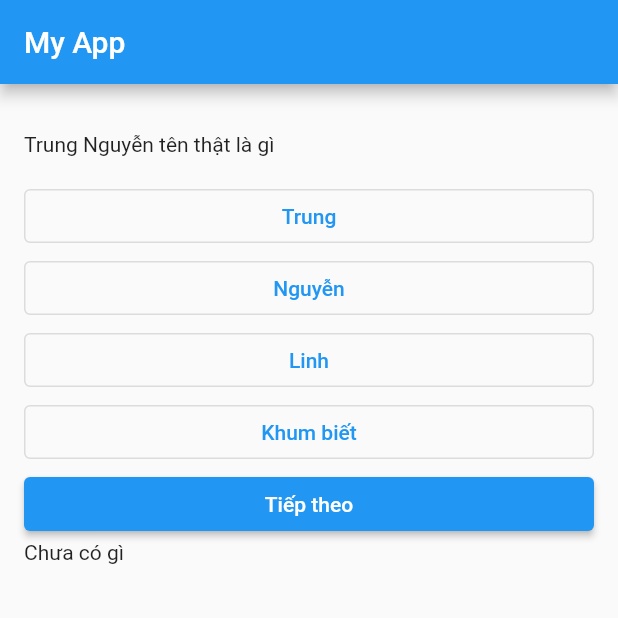
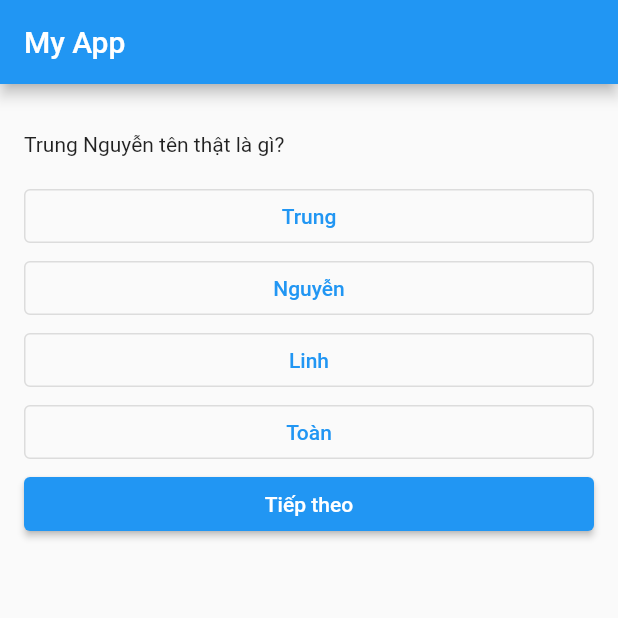
Before and after one commit to duyhq-zee/flutter_quiz_app, a Flutter app: the screen it shows after launch, on a phone screen of 412 x 824 dp, the top half of it. Run offline on Flutter 3.47's test engine with Material 2 defaults, Android fonts, the phone set to English and light mode, and no system bars.

```diff
--- /dev/null
+++ b/lib/question.dart
@@ -0,0 +1,7 @@
+class Question {
+  String content;
+  List<String> options;
+  int correctOption;
+
+  Question(this.content, this.options, this.correctOption);
+}
--- a/lib/quiz_screen.dart
+++ b/lib/quiz_screen.dart
@@ -1,4 +1,5 @@
 import 'package:flutter/material.dart';
+import 'package:flutter_quiz_app/question.dart';
 import 'package:flutter_quiz_app/result_screen.dart';
 
 class QuizScreen extends StatefulWidget {
@@ -10,7 +11,42 @@ class QuizScreen extends StatefulWidget {
 
 class _QuizScreenState extends State<QuizScreen> {
   int option = -1;
-  String result = 'Chưa có gì';
+  int points = 0;
+
+  int currentQuestionIndex = 0;
+
+  List<Question> questions = [
+    Question(
+      "Trung Nguyễn tên thật là gì?",
+      [
+        "Trung",
+        "Nguyễn",
+        "Linh",
+        "Toàn",
+      ],
+      2,
+    ),
+    Question(
+      "Hôm nay thứ mấy?",
+      [
+        "Thứ hai",
+        "Thứ ba",
+        "Chủ Nhật",
+        "Thứ bảy",
+      ],
+      3,
+    ),
+    Question(
+      "Ngày mai thứ mấy?",
+      [
+        "Chủ Nhật",
+        "Thứ 5",
+        "Thứ 4",
+        "Thứ bảy",
+      ],
+      0,
+    ),
+  ];
 
   @override
   Widget build(BuildContext context) {
@@ -27,9 +63,20 @@ class _QuizScreenState extends State<QuizScreen> {
             const SizedBox(
               height: 16,
             ),
-            Text("Trung Nguyễn tên thật là gì"),
+            Text(questions[currentQuestionIndex].content),
             const SizedBox(
               height: 16,
+            ),
+            OutlinedButton(
+              style: OutlinedButton.styleFrom(
+                backgroundColor: option == 0 ? Colors.blue[50] : null,
+              ),
+              onPressed: () {
+                setState(() {
+                  option = 0;
+                });
+              },
+              child: Text(questions[currentQuestionIndex].options[0]),
             ),
             OutlinedButton(
               style: OutlinedButton.styleFrom(
@@ -40,7 +87,7 @@ class _QuizScreenState extends State<QuizScreen> {
                   option = 1;
                 });
               },
-              child: Text("Trung"),
+              child: Text(questions[currentQuestionIndex].options[1]),
             ),
             OutlinedButton(
               style: OutlinedButton.styleFrom(
@@ -51,7 +98,7 @@ class _QuizScreenState extends State<QuizScreen> {
                   option = 2;
                 });
               },
-              child: Text("Nguyễn"),
+              child: Text(questions[currentQuestionIndex].options[2]),
             ),
             OutlinedButton(
               style: OutlinedButton.styleFrom(
@@ -62,36 +109,29 @@ class _QuizScreenState extends State<QuizScreen> {
                   option = 3;
                 });
               },
-              child: Text("Linh"),
-            ),
-            OutlinedButton(
-              style: OutlinedButton.styleFrom(
-                backgroundColor: option == 4 ? Colors.blue[50] : null,
-              ),
-              onPressed: () {
-                setState(() {
-                  option = 4;
-                });
-              },
-              child: Text("Khum biết"),
+              child: Text(questions[currentQuestionIndex].options[3]),
             ),
             ElevatedButton(
               onPressed: () {
-                if (option == 3) {
-                  result = 'Đúng rồi';
-                } else {
-                  result = 'Sai rồi';
+                if (questions[currentQuestionIndex].correctOption == option) {
+                  points += 1;
                 }
 
-                Navigator.of(context).push(
-                  MaterialPageRoute(
-                    builder: (context) => ResultScreen(result),
-                  ),
-                );
+                if (currentQuestionIndex == questions.length - 1) {
+                  Navigator.of(context).pushReplacement(
+                    MaterialPageRoute(
+                      builder: (context) => ResultScreen(points),
+                    ),
+                  );
+                } else {
+                  setState(() {
+                    currentQuestionIndex += 1;
+                    option = -1;
+                  });
+                }
               },
               child: Text('Tiếp theo'),
             ),
-            Text(result),
           ],
         ),
       ),
```
Also changed, not shown: lib/result_screen.dart (+18 -3 lines), 1 other file.
